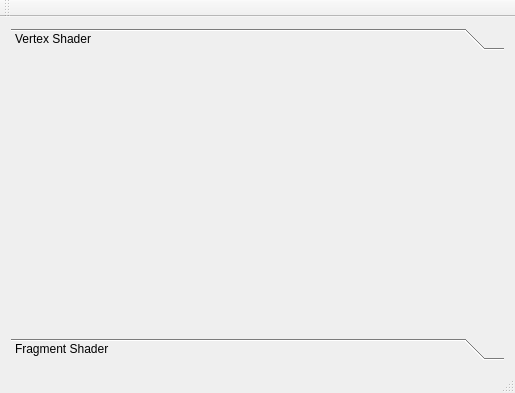
Old version of the form mainwindow.ui in the repository 607011/glsl-live.
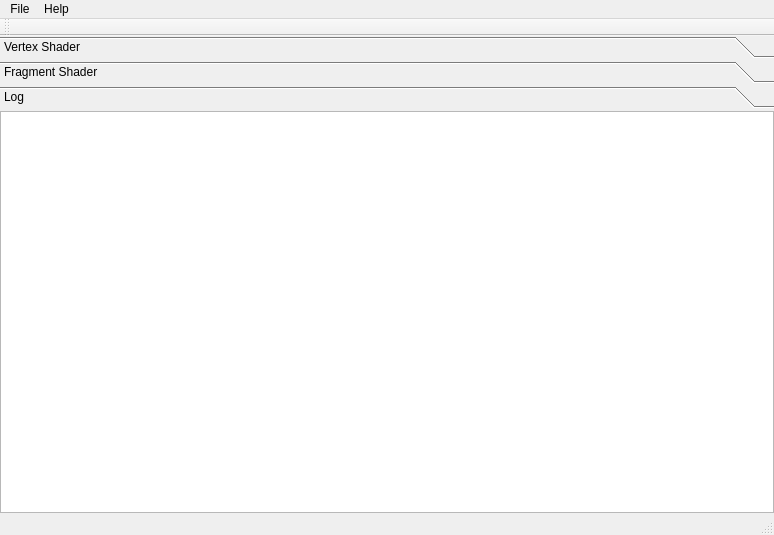
New version of the form. The open tabs and pages were chosen to show the change.

Diff of the .ui file:
```diff
--- a/mainwindow.ui
+++ b/mainwindow.ui
@@ -6,8 +6,8 @@
    <rect>
     <x>0</x>
     <y>0</y>
-    <width>515</width>
-    <height>393</height>
+    <width>774</width>
+    <height>535</height>
    </rect>
   </property>
   <property name="windowTitle">
@@ -15,24 +15,60 @@
   </property>
   <widget class="QWidget" name="centralWidget">
    <layout class="QHBoxLayout" name="horizontalLayout">
+    <property name="spacing">
+     <number>0</number>
+    </property>
+    <property name="leftMargin">
+     <number>0</number>
+    </property>
+    <property name="topMargin">
+     <number>0</number>
+    </property>
+    <property name="rightMargin">
+     <number>0</number>
+    </property>
+    <property name="bottomMargin">
+     <number>0</number>
+    </property>
     <item>
      <widget class="QToolBox" name="toolBox">
+      <property name="frameShape">
+       <enum>QFrame::NoFrame</enum>
+      </property>
+      <property name="frameShadow">
+       <enum>QFrame::Plain</enum>
+      </property>
       <property name="currentIndex">
        <number>0</number>
       </property>
+      <property name="tabSpacing">
+       <number>3</number>
+      </property>
       <widget class="QWidget" name="vertexShaderPage">
        <property name="geometry">
         <rect>
          <x>0</x>
          <y>0</y>
-         <width>491</width>
-         <height>245</height>
+         <width>774</width>
+         <height>410</height>
         </rect>
        </property>
        <attribute name="label">
         <string>Vertex Shader</string>
        </attribute>
        <layout class="QGridLayout" name="gridLayout_4">
+        <property name="leftMargin">
+         <number>0</number>
+        </property>
+        <property name="topMargin">
+         <number>0</number>
+        </property>
+        <property name="rightMargin">
+         <number>0</number>
+        </property>
+        <property name="bottomMargin">
+         <number>0</number>
+        </property>
         <item row="0" column="0">
          <layout class="QHBoxLayout" name="vertexShaderHLayout"/>
         </item>
@@ -56,6 +92,43 @@
         </item>
        </layout>
       </widget>
+      <widget class="QWidget" name="logPage">
+       <property name="geometry">
+        <rect>
+         <x>0</x>
+         <y>0</y>
+         <width>774</width>
+         <height>410</height>
+        </rect>
+       </property>
+       <attribute name="label">
+        <string>Log</string>
+       </attribute>
+       <layout class="QGridLayout" name="gridLayout">
+        <property name="leftMargin">
+         <number>0</number>
+        </property>
+        <property name="topMargin">
+         <number>0</number>
+        </property>
+        <property name="rightMargin">
+         <number>0</number>
+        </property>
+        <property name="bottomMargin">
+         <number>0</number>
+        </property>
+        <item row="0" column="0">
+         <widget class="QTextEdit" name="logTextEdit">
+          <property name="font">
+           <font>
+            <family>Courier New</family>
+            <italic>false</italic>
+           </font>
+          </property>
+         </widget>
+        </item>
+       </layout>
+      </widget>
      </widget>
     </item>
    </layout>
@@ -65,10 +138,26 @@
     <rect>
      <x>0</x>
      <y>0</y>
-     <width>515</width>
-     <height>22</height>
+     <width>774</width>
+     <height>21</height>
     </rect>
    </property>
+   <widget class="QMenu" name="menuHelp">
+    <property name="title">
+     <string>Help</string>
+    </property>
+    <addaction name="separator"/>
+    <addaction name="actionAbout"/>
+    <addaction name="actionAboutQt"/>
+   </widget>
+   <widget class="QMenu" name="menuFile">
+    <property name="title">
+     <string>File</string>
+    </property>
+    <addaction name="actionExit"/>
+   </widget>
+   <addaction name="menuFile"/>
+   <addaction name="menuHelp"/>
   </widget>
   <widget class="QToolBar" name="mainToolBar">
    <attribute name="toolBarArea">
```
Left out of the diff: 31 changed lines with no effect on the pictures.
